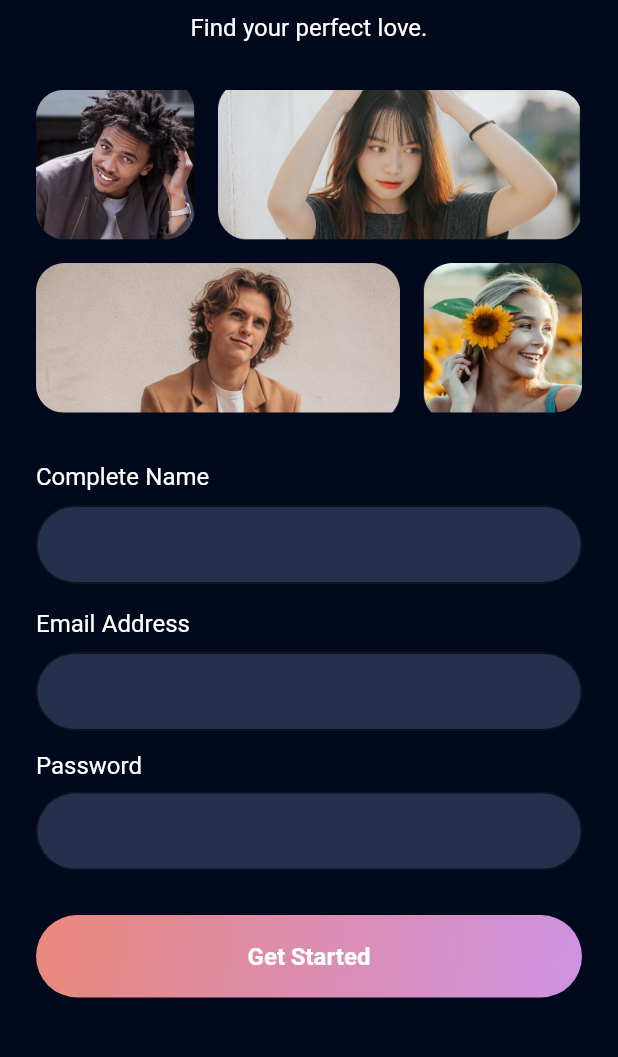
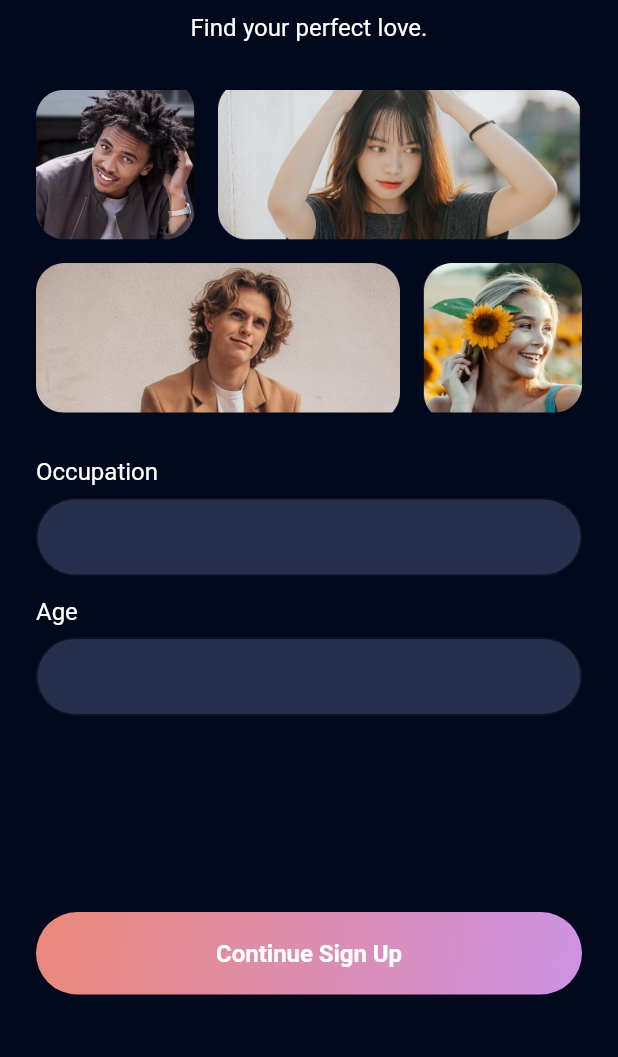
Before and after one commit to Ripat-2345/flutter_dating_app, a Flutter app: the screen it shows after launch, after a tap on "Get Started", on a phone screen of 412 x 824 dp, the part 126-1183 px from its top. Run offline on Flutter 3.47's test engine with Material 2 defaults, Android fonts, the phone set to English and light mode, and no system bars; our stand-ins replace google_fonts.

Commit message:
create slicing sign up age job screen

```diff
--- a/lib/src/app.dart
+++ b/lib/src/app.dart
@@ -1,6 +1,8 @@
 import 'package:dating_app/src/features/authentication/presentation/sign_up_screen.dart';
 import 'package:dating_app/src/theme_manager/theme_data_manager.dart';
 import 'package:flutter/material.dart';
+
+import 'features/authentication/presentation/sign_up_age_job_screen.dart';
 
 class AppScreen extends StatelessWidget {
   const AppScreen({super.key});
@@ -14,6 +16,7 @@ class AppScreen extends StatelessWidget {
       initialRoute: SignUpScreen.routeName,
       routes: {
         SignUpScreen.routeName: (context) => const SignUpScreen(),
+        SignUpAgeJobScreen.routeName: (context) => const SignUpAgeJobScreen(),
       },
     );
   }
--- /dev/null
+++ b/lib/src/features/authentication/presentation/sign_up_age_job_screen.dart
@@ -0,0 +1,62 @@
+import 'package:flutter/material.dart';
+
+import '../../../common_widgets/banner_widget.dart';
+import '../../../common_widgets/custom_button_widget.dart';
+import '../../../common_widgets/custom_text_field_widget.dart';
+import '../../../theme_manager/values_manager.dart';
+
+class SignUpAgeJobScreen extends StatefulWidget {
+  static const String routeName = '/sign-up-age-job';
+  const SignUpAgeJobScreen({super.key});
+
+  @override
+  State<SignUpAgeJobScreen> createState() => _SignUpAgeJobScreenState();
+}
+
+class _SignUpAgeJobScreenState extends State<SignUpAgeJobScreen> {
+  final jobController = TextEditingController();
+  final ageController = TextEditingController();
+
+  @override
+  void dispose() {
+    jobController.clear();
+    ageController.clear();
+    super.dispose();
+  }
+
+  @override
+  Widget build(BuildContext context) {
+    return Scaffold(
+      body: Padding(
+        padding: const EdgeInsets.only(
+          top: AppPadding.p50,
+          left: AppPadding.p24,
+          right: AppPadding.p24,
+          bottom: AppPadding.p12,
+        ),
+        child: SingleChildScrollView(
+          child: Column(
+            children: [
+              const BannerWidget(),
+              CustomTextFieldWidget(
+                labelName: "Occupation",
+                hintText: "Write your occupation",
+                controller: jobController,
+              ),
+              CustomTextFieldWidget(
+                labelName: "Age",
+                hintText: "Write your age",
+                controller: ageController,
+              ),
+              const SizedBox(height: 117.0),
+              CustomButtonWidget(
+                title: "Continue Sign Up",
+                onTap: () {},
+              ),
+            ],
+          ),
+        ),
+      ),
+    );
+  }
+}
--- a/lib/src/features/authentication/presentation/sign_up_screen.dart
+++ b/lib/src/features/authentication/presentation/sign_up_screen.dart
@@ -5,6 +5,7 @@ import '../../../common_widgets/banner_widget.dart';
 import '../../../common_widgets/custom_button_widget.dart';
 import '../../../common_widgets/custom_text_button_widget.dart';
 import '../../../common_widgets/custom_text_field_widget.dart';
+import './sign_up_age_job_screen.dart';
 
 class SignUpScreen extends StatefulWidget {
   static const String routeName = '/sign-up';
@@ -31,9 +32,11 @@ class _SignUpScreenState extends State<SignUpScreen> {
   Widget build(BuildContext context) {
     return Scaffold(
       body: Padding(
-        padding: const EdgeInsets.symmetric(
-          vertical: AppPadding.p50,
-          horizontal: AppPadding.p24,
+        padding: const EdgeInsets.only(
+          top: AppPadding.p50,
+          left: AppPadding.p24,
+          right: AppPadding.p24,
+          bottom: AppPadding.p12,
         ),
         child: SingleChildScrollView(
           child: Column(
@@ -58,7 +61,10 @@ class _SignUpScreenState extends State<SignUpScreen> {
               const SizedBox(height: AppSize.s16),
               CustomButtonWidget(
                 title: "Get Started",
-                onTap: () {},
+                onTap: () => Navigator.pushNamed(
+                  context,
+                  SignUpAgeJobScreen.routeName,
+                ),
               ),
               const SizedBox(height: AppSize.s20),
               CustomTextButtonWidget(
```
